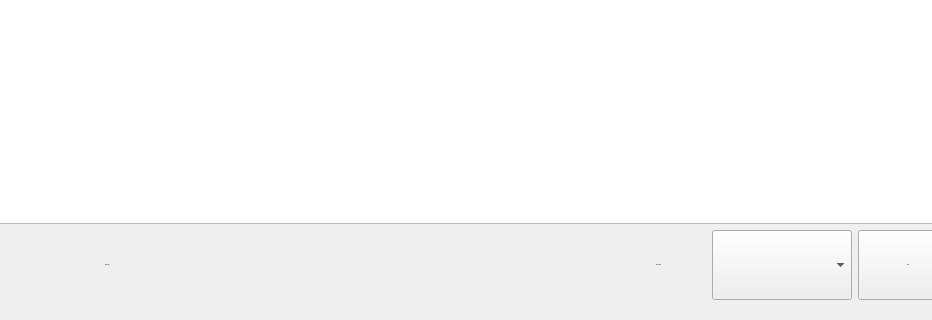
The window that old/Source/Time-Track/clockoutform.ui (joshuawootonn/time-track) describes before a commit, drawn with Qt 5; both pictures show x 196 to 1128 and y 480 to 800 of the 1280 by 800 pixel window.
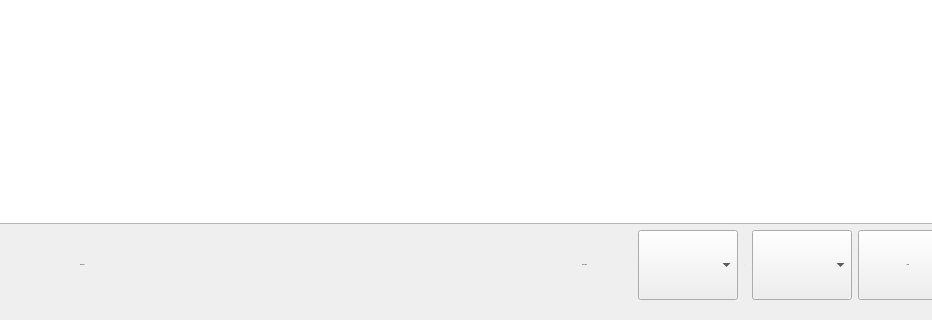
The same window after the commit.

The edit to the form file:
```diff
--- a/old/Source/Time-Track/clockoutform.ui
+++ b/old/Source/Time-Track/clockoutform.ui
@@ -577,7 +577,7 @@
          <widget class="QComboBox" name="Lunch">
           <property name="minimumSize">
            <size>
-            <width>140</width>
+            <width>100</width>
             <height>70</height>
            </size>
           </property>
@@ -592,6 +592,29 @@
           </property>
          </widget>
         </item>
+        <item>
+         <widget class="QLabel" name="label">
+          <property name="text">
+           <string>:</string>
+          </property>
+         </widget>
+        </item>
+        <item>
+         <widget class="QComboBox" name="LunchMinutes">
+          <property name="minimumSize">
+           <size>
+            <width>100</width>
+            <height>70</height>
+           </size>
+          </property>
+          <property name="maximumSize">
+           <size>
+            <width>100</width>
+            <height>16777215</height>
+           </size>
+          </property>
+         </widget>
+        </item>
         <item>
          <widget class="QPushButton" name="FinishedButton">
           <property name="minimumSize">
```
Left out of the diff: 4 changed lines with no effect on the pictures.
